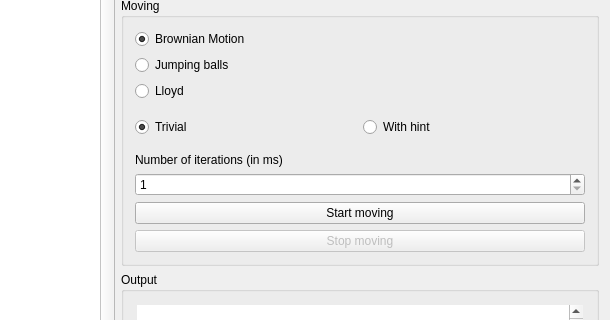
Above: mainwindow.ui from jetSett/Delaunay-moving-points before the change; both pictures show x 375 to 985 and y 143 to 463 of the 985 by 673 pixel window. Below: the same form after it.
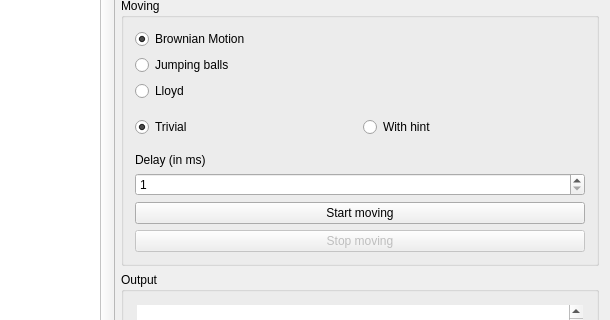
That is the form after the change.

```diff
--- a/mainwindow.ui
+++ b/mainwindow.ui
@@ -195,7 +195,7 @@
            <item>
             <widget class="QLabel" name="label">
              <property name="text">
-              <string>Number of iterations (in ms)</string>
+              <string>Delay (in ms)</string>
              </property>
             </widget>
            </item>
```
Left out of the diff: 2 changed lines with no effect on the pictures.
